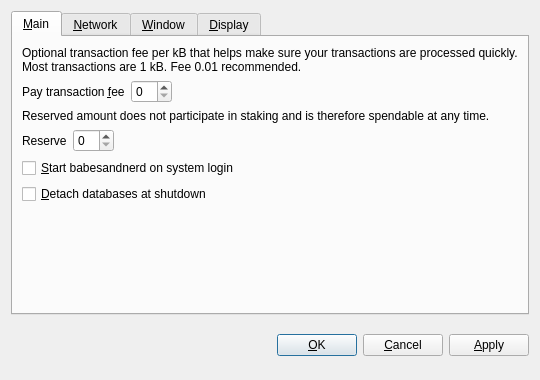
This is src/qt/forms/optionsdialog.ui in Bitspender/h5 as Qt 5 draws it before an edit. The edited form follows.
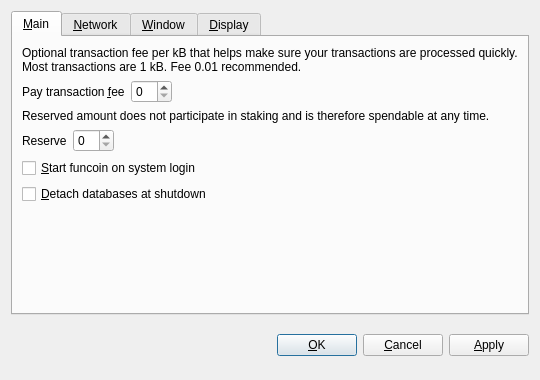
This is the edited form. Custom widgets are drawn as their Qt base class.

Patch:
```diff
--- a/src/qt/forms/optionsdialog.ui
+++ b/src/qt/forms/optionsdialog.ui
@@ -128,7 +128,7 @@
           <string>Automatically start babesandnerd after logging in to the system.</string>
          </property>
          <property name="text">
-          <string>&amp;Start babesandnerd on system login</string>
+          <string>&amp;Start funcoin on system login</string>
          </property>
         </widget>
        </item>
```
Left out of the diff: 10 changed lines with no effect on the pictures.
